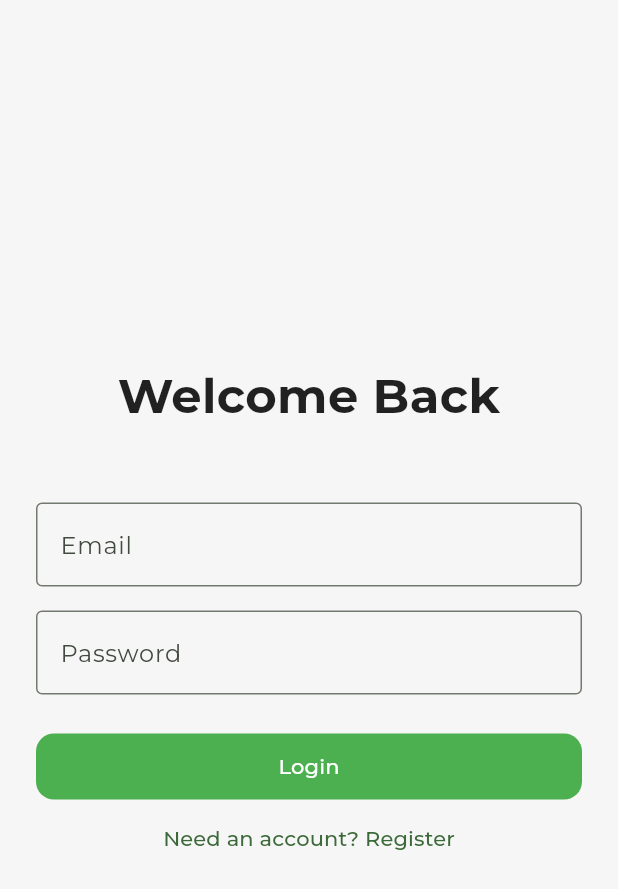
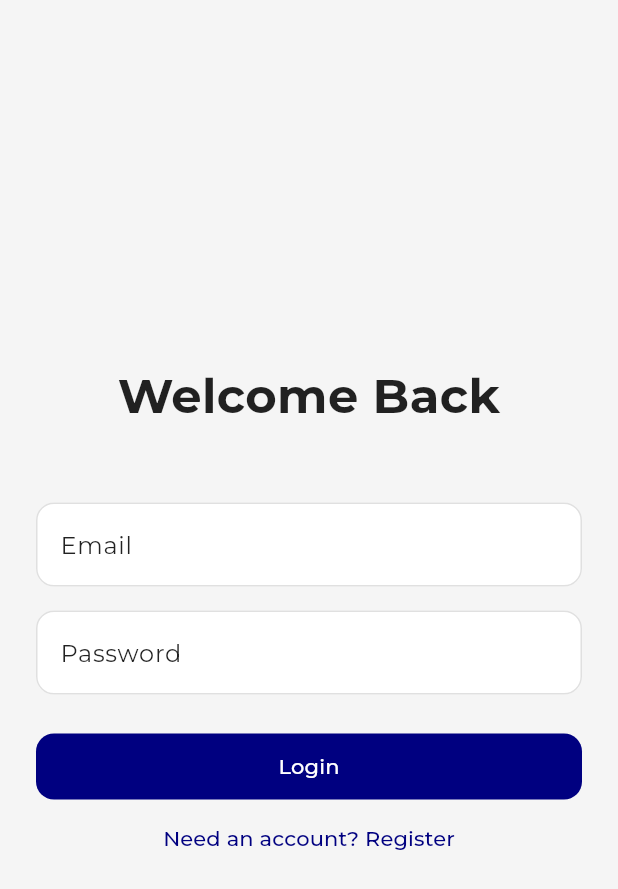
Before and after one commit to jeevesh256/stride_ai, a Flutter app: the screen it shows after launch, on a phone screen of 412 x 824 dp. Shown: the top 889 px of the screen. Run offline on Flutter 3.47's test engine with Material 3 defaults, Android fonts, the phone set to English and light mode, and no system bars; our stand-ins replace camera, fl_chart, google_fonts, shared_preferences; accounts and stored records are empty.

Commit message:
updated theme and logo in dashboard

```diff
--- a/lib/main.dart
+++ b/lib/main.dart
@@ -11,18 +11,32 @@ class MyApp extends StatelessWidget {
 
   @override
   Widget build(BuildContext context) {
+    const deepBlue = Color(0xFF000080);
+    const saffron = Color(0xFFFF9933);
+    const lightGrey = Color(0xFFF5F5F5);
+
     return MaterialApp(
       debugShowCheckedModeBanner: false,
       title: 'Stride AI',
       theme: ThemeData(
-        colorScheme: ColorScheme.fromSeed(
-          seedColor: const Color(0xFF4CAF50),
+        colorScheme: ColorScheme(
           brightness: Brightness.light,
-          background: const Color.fromRGBO(247, 246, 246, 1),
-          surface: const Color.fromRGBO(247, 246, 246, 1),
-          surfaceVariant: const Color.fromRGBO(247, 246, 246, 0.9),
+          primary: deepBlue,
+          onPrimary: Colors.white,
+          secondary: saffron,
+          onSecondary: Colors.black87,
+          error: Colors.red[700]!,
+          onError: Colors.white,
+          background: lightGrey,
+          onBackground: Colors.black87,
+          surface: Colors.white,
+          onSurface: Colors.black87,
+          primaryContainer: const Color(0xFFE6E6FF),
+          secondaryContainer: const Color(0xFFFFF3E0),
+          surfaceVariant: Colors.grey[100]!,
+          outline: Colors.grey[300]!,
         ),
-        scaffoldBackgroundColor: const Color.fromRGBO(247, 246, 246, 1),
+        scaffoldBackgroundColor: lightGrey,
         useMaterial3: true,
         textTheme: GoogleFonts.montserratTextTheme(
           Theme.of(context).textTheme,
@@ -33,19 +47,21 @@ class MyApp extends StatelessWidget {
         cardTheme: CardThemeData(
           color: Colors.white,
           elevation: 2,
+          shadowColor: deepBlue.withOpacity(0.1),
           shape: RoundedRectangleBorder(
             borderRadius: BorderRadius.circular(16),
           ),
         ),
         appBarTheme: const AppBarTheme(
-          backgroundColor: Color.fromRGBO(247, 246, 246, 1),
+          backgroundColor: Colors.white,
           elevation: 0,
           centerTitle: true,
-          foregroundColor: Colors.black87,
+          foregroundColor: deepBlue,
+          iconTheme: IconThemeData(color: deepBlue),
         ),
         elevatedButtonTheme: ElevatedButtonThemeData(
           style: ElevatedButton.styleFrom(
-            backgroundColor: const Color(0xFF4CAF50),
+            backgroundColor: deepBlue,
             foregroundColor: Colors.white,
             elevation: 0,
             padding: const EdgeInsets.symmetric(horizontal: 24, vertical: 12),
@@ -54,8 +70,64 @@ class MyApp extends StatelessWidget {
             ),
           ),
         ),
+        outlinedButtonTheme: OutlinedButtonThemeData(
+          style: OutlinedButton.styleFrom(
+            foregroundColor: deepBlue,
+            side: const BorderSide(color: deepBlue, width: 1.5),
+            padding: const EdgeInsets.symmetric(horizontal: 24, vertical: 12),
+            shape: RoundedRectangleBorder(
+              borderRadius: BorderRadius.circular(12),
+            ),
+          ),
+        ),
+        filledButtonTheme: FilledButtonThemeData(
+          style: FilledButton.styleFrom(
+            backgroundColor: saffron,
+            foregroundColor: Colors.black87,
+            elevation: 0,
+            padding: const EdgeInsets.symmetric(horizontal: 24, vertical: 12),
+            shape: RoundedRectangleBorder(
+              borderRadius: BorderRadius.circular(12),
+            ),
+          ),
+        ),
+        chipTheme: ChipThemeData(
+          backgroundColor: lightGrey,
+          selectedColor: saffron.withOpacity(0.2),
+          labelStyle: const TextStyle(color: Colors.black87),
+          side: BorderSide(color: Colors.grey[300]!),
+        ),
         iconTheme: const IconThemeData(
-          color: Color(0xFF4CAF50),
+          color: deepBlue,
+          size: 24,
+        ),
+        progressIndicatorTheme: const ProgressIndicatorThemeData(
+          color: saffron,
+          linearTrackColor: Color(0xFFE6E6FF),
+        ),
+        floatingActionButtonTheme: FloatingActionButtonThemeData(
+          backgroundColor: saffron,
+          foregroundColor: Colors.black87,
+          elevation: 4,
+          shape: RoundedRectangleBorder(
+            borderRadius: BorderRadius.circular(16),
+          ),
+        ),
+        inputDecorationTheme: InputDecorationTheme(
+          filled: true,
+          fillColor: Colors.white,
+          border: OutlineInputBorder(
+            borderRadius: BorderRadius.circular(12),
+            borderSide: BorderSide(color: Colors.grey[300]!),
+          ),
+          enabledBorder: OutlineInputBorder(
+            borderRadius: BorderRadius.circular(12),
+            borderSide: BorderSide(color: Colors.grey[300]!),
+          ),
+          focusedBorder: OutlineInputBorder(
+            borderRadius: BorderRadius.circular(12),
+            borderSide: const BorderSide(color: deepBlue, width: 2),
+          ),
         ),
       ),
       home: const SplashScreen(),
--- a/lib/screens/main_layout.dart
+++ b/lib/screens/main_layout.dart
@@ -3,13 +3,13 @@ import 'package:flutter/material.dart';
 import 'package:google_fonts/google_fonts.dart';
 import '../models/user.dart';
 import '../services/user_service.dart';
+import 'settings_screen.dart';
 import 'dashboard_screen.dart';
-import 'sports_screen.dart'; // Import SportsScreen
+import 'sports_screen.dart';
 import 'progress_history_screen.dart';
 import 'badges_screen.dart';
 import 'chat_screen.dart';
-import 'login_screen.dart';
-import 'settings_screen.dart';
+import 'login_screen.dart'; // Add this import
 
 class MainLayout extends StatefulWidget {
   final int? initialTab;
@@ -21,33 +21,14 @@ class MainLayout extends StatefulWidget {
 
 class _MainLayoutState extends State<MainLayout> {
   late int _selectedIndex;
+  late StreamSubscription<User?> _userSubscription;
 
   final List<Widget> _screens = [
     const DashboardScreen(),
-    const SportsScreen(), // Replace TestLibraryScreen with SportsScreen
+    const SportsScreen(),
     const ProgressHistoryScreen(),
     const BadgesScreen(),
   ];
-
-  late StreamSubscription<User?> _userSubscription;
-
-  void _onItemTapped(int index) {
-    setState(() {
-      _selectedIndex = index;
-    });
-  }
-
-  void _handleLogout() {
-    UserService().logout();
-    setState(() {});
-  }
-
-  void _handleProfile() {  // renamed from _handleSettings
-    Navigator.push(
-      context,
-      MaterialPageRoute(builder: (context) => const SettingsScreen()),
-    );
-  }
 
   @override
   void initState() {
@@ -62,6 +43,19 @@ class _MainLayoutState extends State<MainLayout> {
   void dispose() {
     _userSubscription.cancel();
     super.dispose();
+  }
+
+  void _onItemTapped(int index) {
+    setState(() {
+      _selectedIndex = index;
+    });
+  }
+
+  void _handleProfile() {
+    Navigator.push(
+      context,
+      MaterialPageRoute(builder: (context) => const SettingsScreen()),
+    );
   }
 
   @override
@@ -79,12 +73,11 @@ class _MainLayoutState extends State<MainLayout> {
               width: 40,
               height: 40,
               decoration: BoxDecoration(
-                color: Theme.of(context).colorScheme.primaryContainer,
                 borderRadius: BorderRadius.circular(8),
               ),
-              child: Icon(
-                Icons.fitness_center,
-                color: Theme.of(context).colorScheme.primary,
+              child: Image.asset(
+                'assets/images/logo.png',
+                fit: BoxFit.contain,
               ),
             ),
             const SizedBox(width: 12),
@@ -102,7 +95,7 @@ class _MainLayoutState extends State<MainLayout> {
           Padding(
             padding: const EdgeInsets.symmetric(horizontal: 16.0),
             child: PopupMenuButton(
-              offset: const Offset(0, 5),  // Changed from Offset(0, 40)
+              offset: const Offset(0, -30),
               position: PopupMenuPosition.under,
               child: Row(
                 children: [
@@ -129,13 +122,13 @@ class _MainLayoutState extends State<MainLayout> {
               itemBuilder: (context) => [
                 PopupMenuItem(
                   child: ListTile(
-                    leading: const Icon(Icons.person), // changed from settings icon
-                    title: const Text('Profile'), // changed from Settings
+                    leading: const Icon(Icons.person),
+                    title: const Text('Profile'),
                     dense: true,
                     visualDensity: VisualDensity.compact,
                     onTap: () {
                       Navigator.pop(context);
-                      _handleProfile(); // renamed from _handleSettings
+                      _handleProfile();
                     },
                   ),
                 ),
@@ -147,7 +140,7 @@ class _MainLayoutState extends State<MainLayout> {
                     visualDensity: VisualDensity.compact,
                     onTap: () {
                       Navigator.pop(context);
-                      _handleLogout();
+                      UserService().logout();
                     },
                   ),
                 ),
@@ -178,8 +171,8 @@ class _MainLayoutState extends State<MainLayout> {
             label: 'Home',
           ),
           NavigationDestination(
-            icon: Icon(Icons.sports), // Updated icon for Sports
-            label: 'Sports', // Updated label for Sports
+            icon: Icon(Icons.sports),
+            label: 'Sports',
           ),
           NavigationDestination(
             icon: Icon(Icons.trending_up),
--- a/pubspec.yaml
+++ b/pubspec.yaml
@@ -67,6 +67,7 @@ flutter:
   # To add assets to your application, add an assets section, like this:
   assets:
     - assets/images/
+    - assets/images/logo.png
 
   # An image asset can refer to one or more resolution-specific "variants", see
   # https://flutter.dev/to/resolution-aware-images
```
